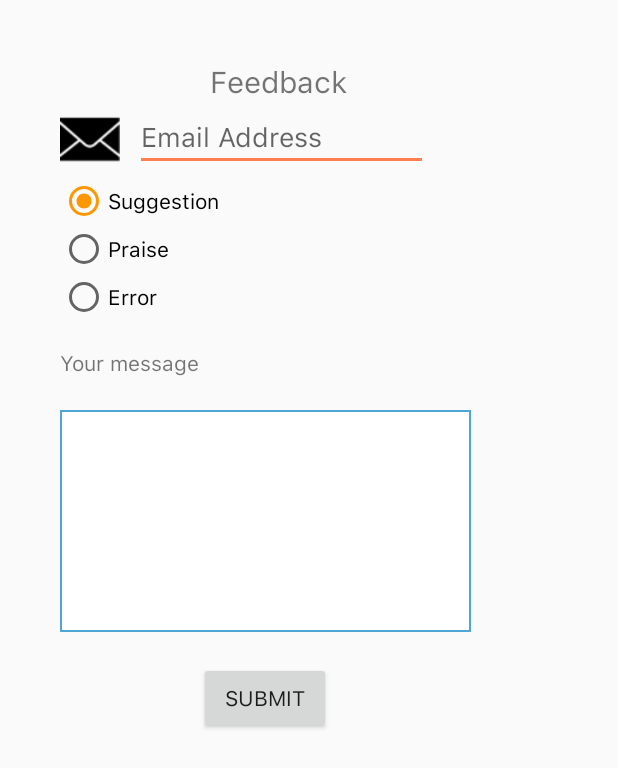
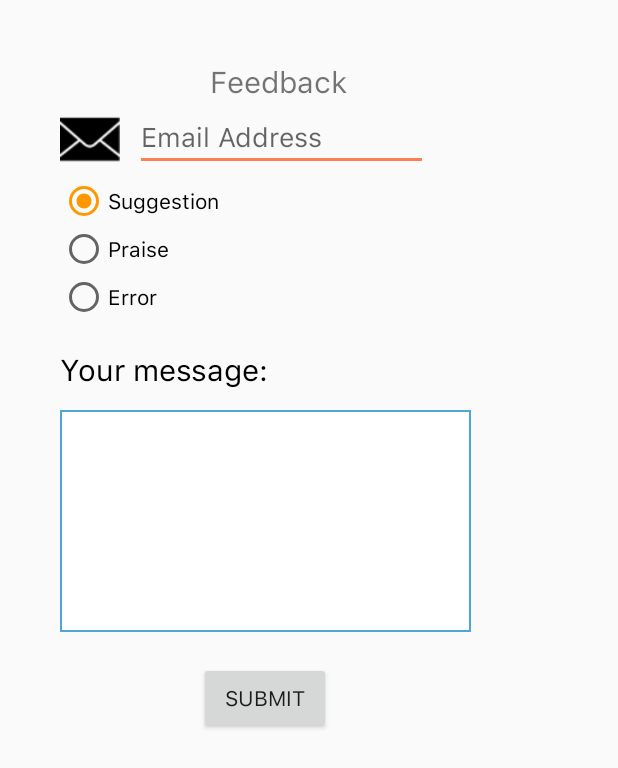
Before and after one commit to NavneetPrakashSingh/Location-Based-To-do, an Android app: the SettingsActivity screen opened directly, with no data from a screen before it, on a phone screen of 412 x 824 dp. Shown: the top 768 px of the screen. Run offline under Robolectric (Android 15) with nearby library versions, the phone set to English and light mode, and no system bars.

Commit message:
text size increased

```diff
--- a/app/src/main/res/layout/feedback.xml
+++ b/app/src/main/res/layout/feedback.xml
@@ -93,6 +93,8 @@
                 android:layout_width="wrap_content"
                 android:layout_height="wrap_content"
                 android:layout_alignParentStart="true"
+                android:textSize="@dimen/activity_title"
+                android:textColor="@color/colorBlack"
                 android:layout_alignParentTop="true"
                 android:layout_marginTop="164dp"
                 android:text="@string/feedback_message_title" />
--- a/app/src/main/res/values/strings.xml
+++ b/app/src/main/res/values/strings.xml
@@ -22,7 +22,7 @@
     <string name="feedback_bug">Error</string>
     <string name="title_activity_settings">Settings</string>
     <string name="about">Settings</string>
-	<string name="feedback_message_title">Your message</string>
+	<string name="feedback_message_title">Your message:</string>
 	<string name="email_address">Email Address</string>
     <string name="feedback_title">Feedback</string>
 </resources>
```
